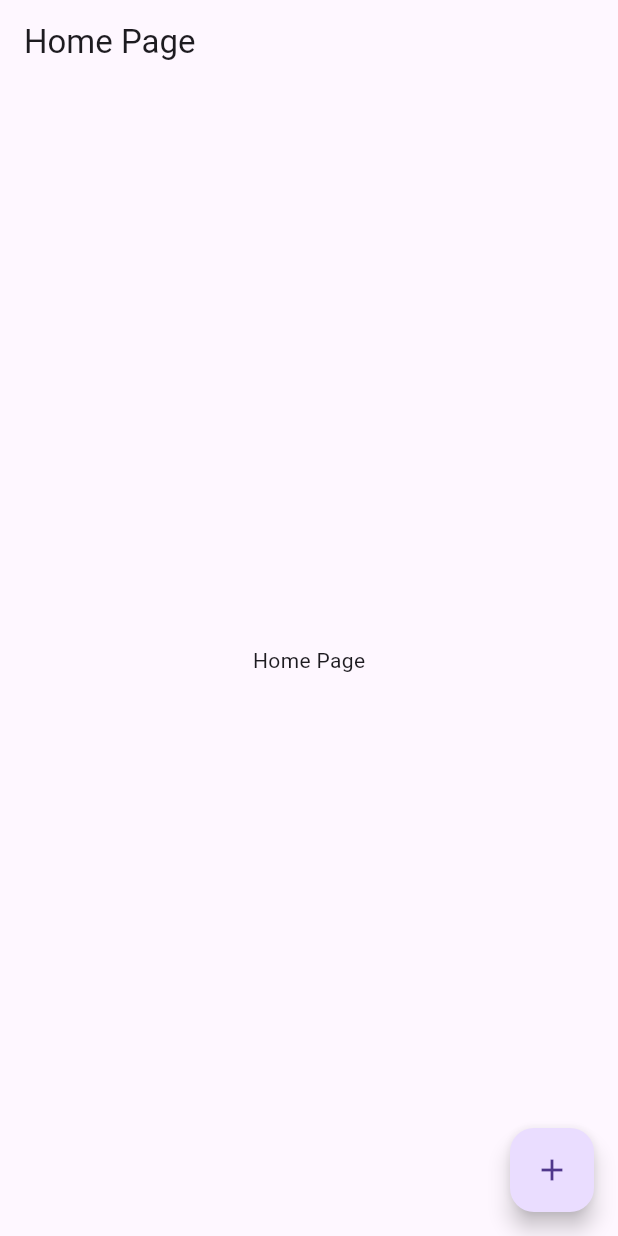
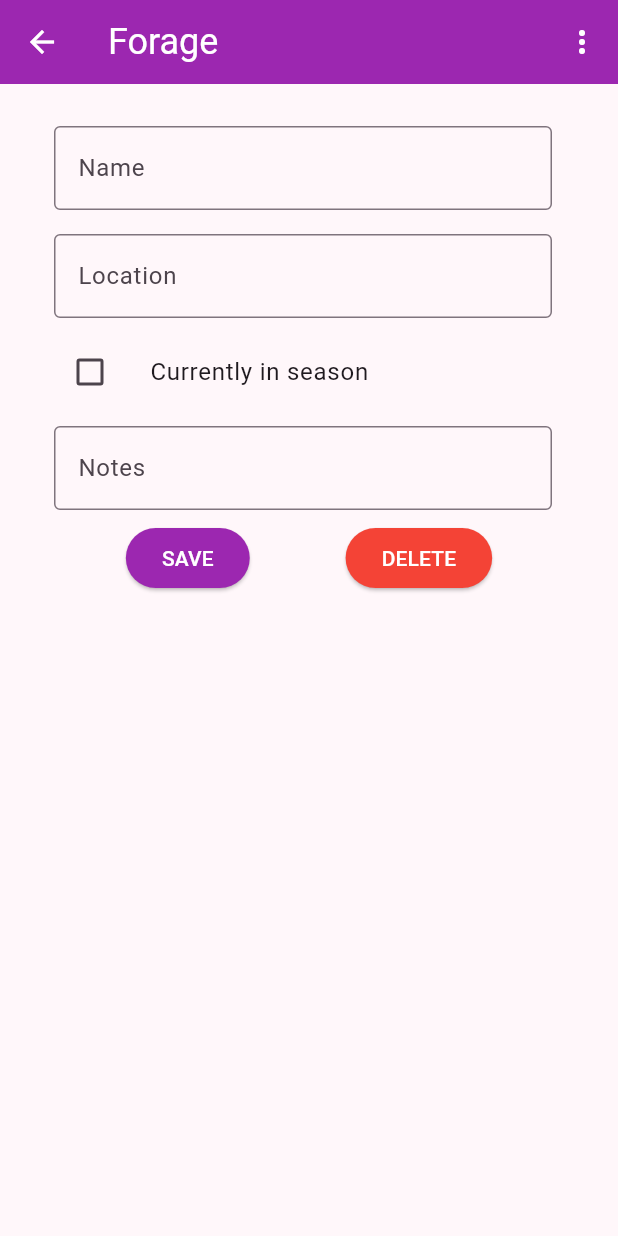
Before and after one commit to XV02/Tarea5Moviles, a Flutter app: the screen it shows after launch, after a tap on the "add" icon, on a phone screen of 412 x 824 dp. Run offline on Flutter 3.47's test engine with Material 3 defaults, Android fonts, the phone set to English and light mode, and no system bars.

Commit message:
feat: Finished home page with and create page * Home page shows the list of current elements * Create page takes the forage element created and saves it to the shared provider

```diff
--- a/lib/main.dart
+++ b/lib/main.dart
@@ -1,9 +1,15 @@
 import 'package:flutter/material.dart';
+import 'package:provider/provider.dart';
 import 'package:tarea_5/pages/create_page.dart';
 import 'package:tarea_5/pages/details_page.dart';
 import 'package:tarea_5/pages/home_page.dart';
+import 'package:tarea_5/providers/create_page_provider.dart';
+import 'package:tarea_5/shared/providers/forage_list_provider.dart';
 
-void main() => runApp(const MyApp());
+void main() {
+  runApp(ChangeNotifierProvider<ForageListProvider>(
+      create: (context) => ForageListProvider(), child: const MyApp()));
+}
 
 class MyApp extends StatelessWidget {
   const MyApp({super.key});
@@ -11,11 +17,27 @@ class MyApp extends StatelessWidget {
   @override
   Widget build(BuildContext context) {
     return MaterialApp(
-      title: 'Material App',
+      title: 'Forage',
+      theme: ThemeData(
+        colorScheme: ColorScheme.fromSeed(seedColor: Colors.purple),
+        appBarTheme: const AppBarTheme(
+          backgroundColor: Colors.purple,
+          titleTextStyle: TextStyle(
+            color: Colors.white,
+          ),
+          iconTheme: IconThemeData(
+            color: Colors.white,
+          ),
+        ),
+      ),
       home: const HomePage(),
       routes: {
         '/home': (BuildContext context) => const HomePage(),
-        '/create': (BuildContext context) => const CreatePage(),
+        '/create': (BuildContext context) =>
+            ChangeNotifierProvider<CreatePageProvider>(
+              create: (BuildContext context) => CreatePageProvider(),
+              child: const CreatePage(),
+            ),
         '/details': (BuildContext context) => const DetailsPage(),
       },
     );
--- a/lib/pages/create_page.dart
+++ b/lib/pages/create_page.dart
@@ -1,20 +1,103 @@
 import 'package:flutter/material.dart';
+import 'package:provider/provider.dart';
+import 'package:tarea_5/providers/create_page_provider.dart';
+import 'package:tarea_5/shared/providers/forage_list_provider.dart';
+import 'package:tarea_5/shared/widgets/app_bar.dart';
 
 class CreatePage extends StatelessWidget {
   const CreatePage({super.key});
 
   @override
   Widget build(BuildContext context) {
-    return Scaffold(
-        appBar: AppBar(
-          title: const Text('Home Page'),
-        ),
-        body: const Center(
-          child: Text('Home Page'),
-        ),
-        floatingActionButton: FloatingActionButton(
-          onPressed: () {},
-          child: const Icon(Icons.add),
-        ));
+    return const Scaffold(appBar: ForageAppBar(), body: MainCreate());
   }
 }
+
+class MainCreate extends StatelessWidget {
+  const MainCreate({
+    super.key,
+  });
+
+  @override
+  Widget build(BuildContext context) {
+    return Center(
+      child: ListView(
+        padding: const EdgeInsets.all(20.0),
+        children: [
+          ListTile(
+            title: TextField(
+              controller: context.watch<CreatePageProvider>().nameController,
+              decoration: const InputDecoration(
+                labelText: 'Name',
+                hintText: 'Enter the name',
+                border: OutlineInputBorder(),
+              ),
+            ),
+          ),
+          ListTile(
+            title: TextField(
+              controller:
+                  context.watch<CreatePageProvider>().locationController,
+              decoration: const InputDecoration(
+                labelText: 'Location',
+                hintText: 'Enter the location',
+                border: OutlineInputBorder(),
+              ),
+            ),
+          ),
+          ListTile(
+            leading: Checkbox(
+              onChanged: (bool? value) {
+                context.read<CreatePageProvider>().toggleIsInSeason();
+              },
+              value: context.watch<CreatePageProvider>().isInSeason,
+            ),
+            title: const Text('Currently in season'),
+          ),
+          ListTile(
+            title: TextField(
+              controller: context.watch<CreatePageProvider>().notesController,
+              decoration: const InputDecoration(
+                labelText: 'Notes',
+                hintText: 'Enter the notes',
+                border: OutlineInputBorder(),
+              ),
+            ),
+          ),
+          Row(mainAxisAlignment: MainAxisAlignment.spaceEvenly, children: [
+            ElevatedButton(
+              style: ElevatedButton.styleFrom(
+                backgroundColor: Colors.purple,
+              ),
+              onPressed: () {
+                if (context.read<CreatePageProvider>().nameController.text !=
+                        '' &&
+                    context
+                            .read<CreatePageProvider>()
+                            .locationController
+                            .text !=
+                        '') {
+                  // We create the element with all the data
+                  context.read<CreatePageProvider>().saveForage();
+                  // We save the data in the list
+                  context.read<ForageListProvider>().addForage(
+                      context.read<CreatePageProvider>().forageElement);
+                  Navigator.pop(context);
+                }
+              },
+              child: const Text('SAVE', style: TextStyle(color: Colors.white)),
+            ),
+            ElevatedButton(
+              style: ElevatedButton.styleFrom(
+                backgroundColor: Colors.red,
+              ),
+              onPressed: () {},
+              child:
+                  const Text('DELETE', style: TextStyle(color: Colors.white)),
+            ),
+          ]),
+        ],
+      ),
+    );
+  }
+}
--- a/lib/pages/home_page.dart
+++ b/lib/pages/home_page.dart
@@ -1,4 +1,7 @@
 import 'package:flutter/material.dart';
+import 'package:provider/provider.dart';
+import 'package:tarea_5/shared/providers/forage_list_provider.dart';
+import 'package:tarea_5/shared/widgets/app_bar.dart';
 
 class HomePage extends StatelessWidget {
   const HomePage({super.key});
@@ -6,15 +9,27 @@ class HomePage extends StatelessWidget {
   @override
   Widget build(BuildContext context) {
     return Scaffold(
-        appBar: AppBar(
-          title: const Text('Home Page'),
-        ),
-        body: const Center(
-          child: Text('Home Page'),
-        ),
+        appBar: const ForageAppBar(),
+        body: ListView.builder(
+            itemCount: context.watch<ForageListProvider>().length(),
+            itemBuilder: (BuildContext context, int index) {
+              return ListTile(
+                title:
+                    Text(context.watch<ForageListProvider>().get(index).name!),
+                subtitle: Text(
+                    context.watch<ForageListProvider>().get(index).location!),
+                onTap: () {
+                  Navigator.pushNamed(context, '/details');
+                },
+              );
+            }),
         floatingActionButton: FloatingActionButton(
-          onPressed: () {},
-          child: const Icon(Icons.add),
+          shape: const CircleBorder(),
+          backgroundColor: Colors.purple,
+          onPressed: () {
+            Navigator.pushNamed(context, '/create');
+          },
+          child: const Icon(Icons.add, color: Colors.white),
         ));
   }
 }
--- /dev/null
+++ b/lib/providers/create_page_provider.dart
@@ -0,0 +1,29 @@
+import 'package:flutter/material.dart';
+import 'package:flutter/widgets.dart';
+import 'package:tarea_5/shared/interfaces/forage_element.dart';
+
+class CreatePageProvider with ChangeNotifier {
+  final TextEditingController _nameController = TextEditingController();
+  final TextEditingController _locationController = TextEditingController();
+  final TextEditingController _notesController = TextEditingController();
+  bool _isInSeason = false;
+  final ForageElement _forageElement = ForageElement();
+
+  TextEditingController get nameController => _nameController;
+  TextEditingController get locationController => _locationController;
+  TextEditingController get notesController => _notesController;
+  bool get isInSeason => _isInSeason;
+  ForageElement get forageElement => _forageElement;
+
+  void toggleIsInSeason() {
+    _isInSeason = !_isInSeason;
+    notifyListeners();
+  }
+
+  void saveForage() {
+    _forageElement.name = _nameController.text;
+    _forageElement.location = _locationController.text;
+    _forageElement.notes = _notesController.text;
+    _forageElement.isInSeason = _isInSeason;
+  }
+}
--- /dev/null
+++ b/lib/providers/home_page_provider.dart
@@ -0,0 +1,3 @@
+import 'package:flutter/material.dart';
+
+class HomePageProvider with ChangeNotifier {}
--- /dev/null
+++ b/lib/shared/interfaces/forage_element.dart
@@ -0,0 +1,6 @@
+class ForageElement {
+  String? name;
+  String? location;
+  bool? isInSeason;
+  String? notes;
+}
--- /dev/null
+++ b/lib/shared/providers/forage_list_provider.dart
@@ -0,0 +1,23 @@
+import 'package:flutter/material.dart';
+import 'package:tarea_5/shared/interfaces/forage_element.dart';
+
+class ForageListProvider with ChangeNotifier {
+  final List<ForageElement> _forages = [];
+
+  List<ForageElement> getForages() {
+    return _forages;
+  }
+
+  void addForage(ForageElement forage) {
+    _forages.add(forage);
+    notifyListeners();
+  }
+
+  int length() {
+    return _forages.length;
+  }
+
+  ForageElement get(int index) {
+    return _forages[index];
+  }
+}
--- /dev/null
+++ b/lib/shared/widgets/app_bar.dart
@@ -0,0 +1,32 @@
+import 'package:flutter/material.dart';
+
+class ForageAppBar extends StatelessWidget implements PreferredSizeWidget {
+  const ForageAppBar({super.key});
+
+  @override
+  Widget build(BuildContext context) {
+    return AppBar(
+      //Title should be Forage with size 24 and white color
+      title: const Text('Forage',
+          style: TextStyle(fontSize: 24, color: Colors.white)),
+      actions: [
+        PopupMenuButton(
+          itemBuilder: (BuildContext context) {
+            return [
+              const PopupMenuItem(
+                child: Text('Main Page'),
+              ),
+              const PopupMenuItem(
+                child: Text('Create'),
+              ),
+            ];
+          },
+          color: Colors.white,
+        )
+      ],
+    );
+  }
+
+  @override
+  Size get preferredSize => const Size.fromHeight(kToolbarHeight);
+}
--- a/pubspec.yaml
+++ b/pubspec.yaml
@@ -35,6 +35,7 @@ dependencies:
   # The following adds the Cupertino Icons font to your application.
   # Use with the CupertinoIcons class for iOS style icons.
   cupertino_icons: ^1.0.6
+  provider: ^6.1.2
 
 dev_dependencies:
   flutter_test:
```
Also changed, not shown: pubspec.lock.
